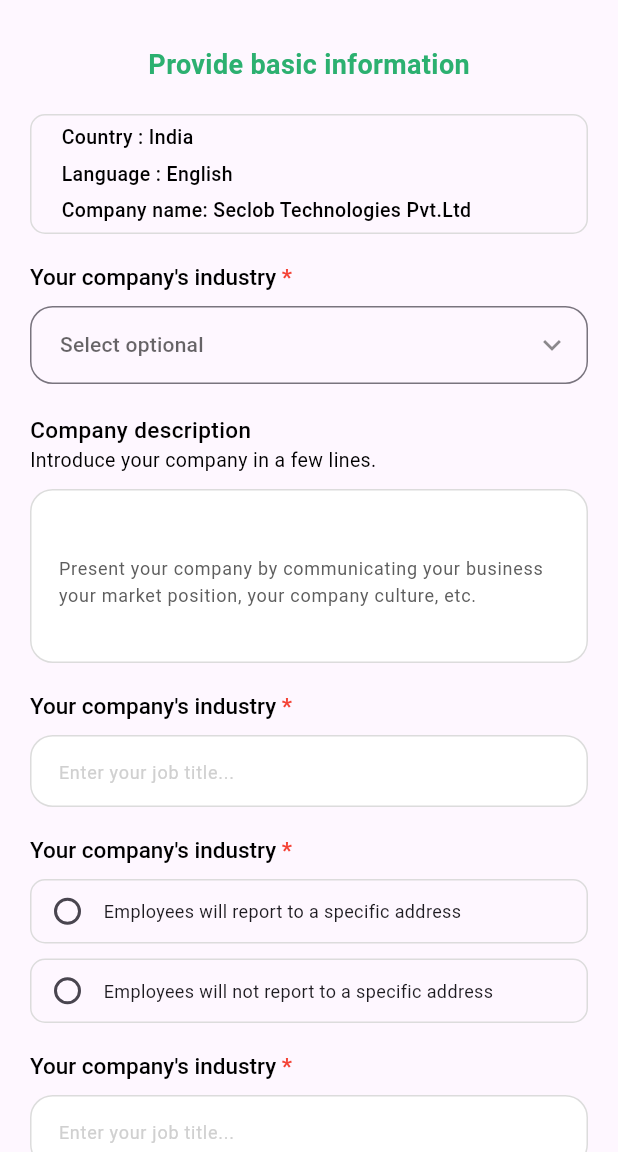
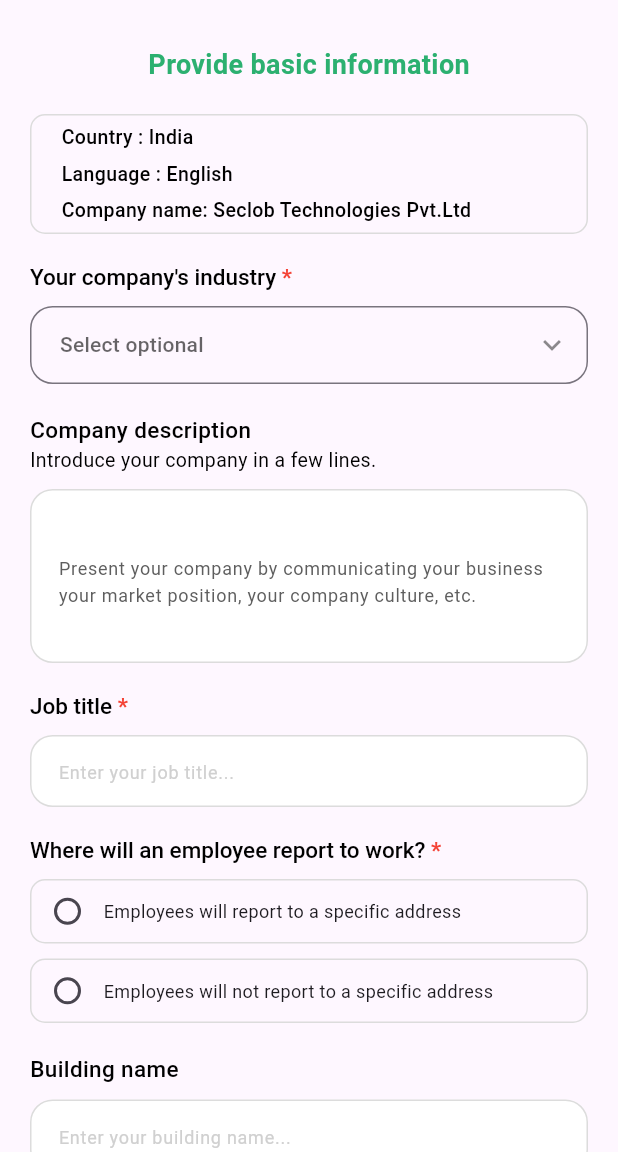
Before and after one commit to seclobproject/seclob-app-new, a Flutter app: the Employer_id2 screen opened directly, on a phone screen of 412 x 824 dp, the part 84-1236 px from its top. Run offline on Flutter 3.47's test engine with Material 3 defaults, Android fonts, the phone set to English and light mode, and no system bars; our stand-ins replace carousel_slider, dropdown_button2, fl_chart, flutter_rating_bar, flutter_svg, intl_phone_field.

Commit message:
employee

```diff
--- a/lib/screens/employer/employer id step 2.dart
+++ b/lib/screens/employer/employer id step 2.dart
@@ -232,7 +232,7 @@ class _Employer_id2State extends State<Employer_id2> {
                     fontSize: 15,
                     color: Colors.black),
                 children: <TextSpan>[
-                  TextSpan(text: "Your company's industry"),
+                  TextSpan(text: "Job title"),
                   TextSpan(
                     text: ' *',
                     style: TextStyle(
@@ -276,7 +276,7 @@ class _Employer_id2State extends State<Employer_id2> {
                     fontSize: 15,
                     color: Colors.black),
                 children: <TextSpan>[
-                  TextSpan(text: "Your company's industry"),
+                  TextSpan(text: "Where will an employee report to work?"),
                   TextSpan(
                     text: ' *',
                     style: TextStyle(
@@ -330,53 +330,7 @@ class _Employer_id2State extends State<Employer_id2> {
                         style: TextStyle(fontSize: 12)),
                   ],
                 )),
-            SizedBox(
-              height: 20,
-            ),
-            RichText(
-              text: TextSpan(
-                style: TextStyle(
-                    fontWeight: FontWeight.w500,
-                    fontSize: 15,
-                    color: Colors.black),
-                children: <TextSpan>[
-                  TextSpan(text: "Your company's industry"),
-                  TextSpan(
-                    text: ' *',
-                    style: TextStyle(
-                      fontWeight: FontWeight.bold,
-                      color: Colors.red,
-                    ),
-                  ),
-                ],
-              ),
-            ),
-            SizedBox(
-              height: 10,
-            ),
-            TextFormField(
-              maxLines: null,
-              minLines: 1,
-              decoration: InputDecoration(
-                  fillColor: Colors.white,
-                  filled: true,
-                  hintText: 'Enter your job title...',
-                  hintStyle: TextStyle(
-                      fontSize: 12,
-                      fontWeight: FontWeight.w400,
-                      color: Color(0xffD0D0D0)),
-                  contentPadding:
-                      EdgeInsets.symmetric(vertical: 10, horizontal: 15),
-                  focusedBorder: OutlineInputBorder(
-                    borderSide: const BorderSide(color: Colors.black),
-                    borderRadius: BorderRadius.circular(15),
-                  ),
-                  enabledBorder: OutlineInputBorder(
-                    borderSide: const BorderSide(color: Color(0xffDCDCDC)),
-                    borderRadius: BorderRadius.circular(15),
-                  ),
-                  border: const OutlineInputBorder()),
-            ),
+
             SizedBox(
               height: 20,
             ),
@@ -459,7 +413,7 @@ class _Employer_id2State extends State<Employer_id2> {
                   crossAxisAlignment: CrossAxisAlignment.start,
                   children: [
                     Text(
-                      'Area',
+                      'Pincode',
                       style: TextStyle(
                           fontWeight: FontWeight.w500,
                           fontSize: 15,
--- a/lib/screens/employer/employer id step 5.dart
+++ b/lib/screens/employer/employer id step 5.dart
@@ -293,7 +293,7 @@ class _Employer_id5State extends State<Employer_id5> {
               height: 20,
             ),
             Text(
-              'Is there an application deadline?',
+              'Communication settings',
               style: TextStyle(
                   fontWeight: FontWeight.w500,
                   fontSize: 15,
@@ -361,9 +361,9 @@ class _Employer_id5State extends State<Employer_id5> {
                         borderRadius: BorderRadius.all(Radius.circular(10))),
                     child: Center(
                         child: Text(
-                          "Continue",
-                          style: TextStyle(fontSize: 15, color: bg1),
-                        )),
+                      "Continue",
+                      style: TextStyle(fontSize: 15, color: bg1),
+                    )),
                   ),
                 ),
               ],
@@ -392,7 +392,9 @@ class _Employer_id5State extends State<Employer_id5> {
                     color: green, borderRadius: BorderRadius.circular(3)),
               ),
             ]),
-            SizedBox(height: 50,)
+            SizedBox(
+              height: 50,
+            )
           ],
         ),
       ),
```
